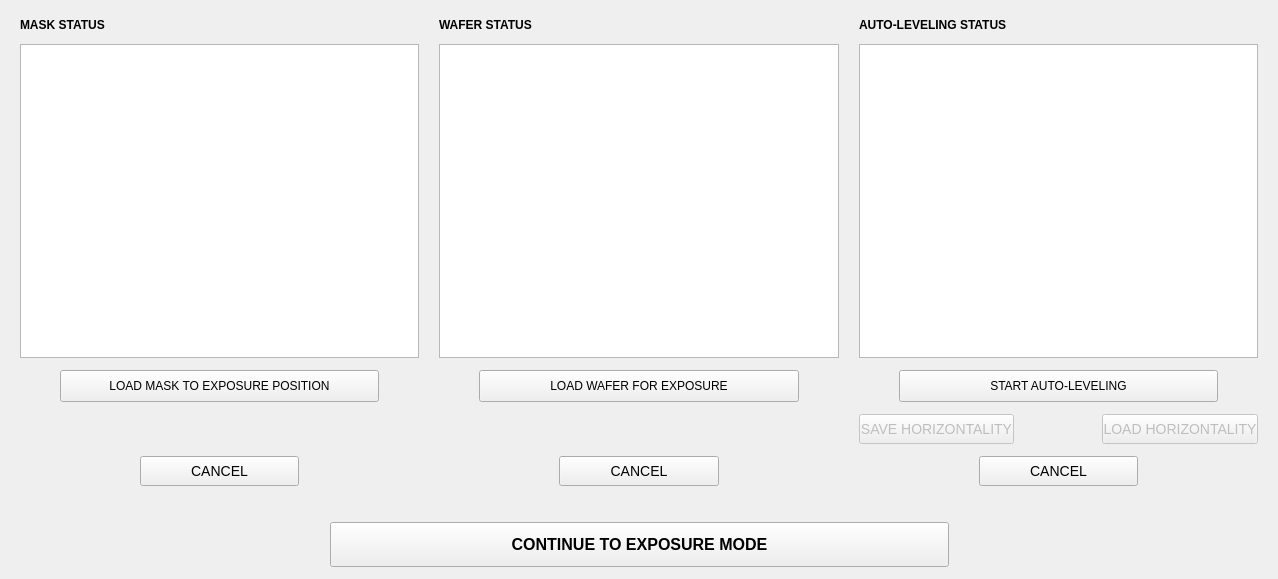
The window that apps/software/gui/Views/ExposureMenuView.ui (lainez12/KS3) describes before a commit, drawn with Qt 5.
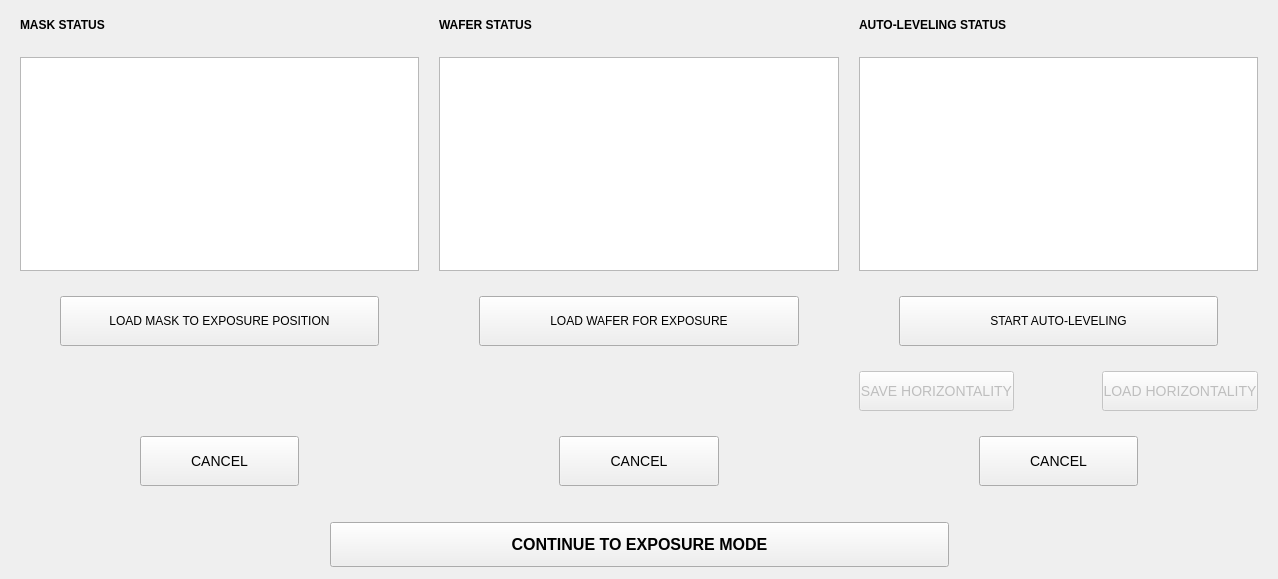
The same window after the commit. Icons and pictures are not drawn.

Commit message: Refactor UI components and enhance iconography

Patch:
```diff
--- a/apps/software/gui/Views/ExposureMenuView.ui
+++ b/apps/software/gui/Views/ExposureMenuView.ui
@@ -49,7 +49,7 @@
       <number>20</number>
      </property>
      <property name="verticalSpacing">
-      <number>12</number>
+      <number>25</number>
      </property>
      <item row="1" column="2">
       <widget class="QTextBrowser" name="autoLevelingModuleLogs">
@@ -205,6 +205,12 @@
            <verstretch>0</verstretch>
           </sizepolicy>
          </property>
+         <property name="minimumSize">
+          <size>
+           <width>0</width>
+           <height>40</height>
+          </size>
+         </property>
          <property name="font">
           <font>
            <pointsize>-1</pointsize>
@@ -283,6 +289,12 @@
            <verstretch>0</verstretch>
           </sizepolicy>
          </property>
+         <property name="minimumSize">
+          <size>
+           <width>0</width>
+           <height>40</height>
+          </size>
+         </property>
          <property name="font">
           <font>
            <pointsize>-1</pointsize>
@@ -325,6 +337,12 @@
          <property name="sizeType">
           <enum>QSizePolicy::Policy::Preferred</enum>
          </property>
+         <property name="sizeHint" stdset="0">
+          <size>
+           <width>0</width>
+           <height>0</height>
+          </size>
+         </property>
         </spacer>
        </item>
        <item>
@@ -338,6 +356,12 @@
            <verstretch>0</verstretch>
           </sizepolicy>
          </property>
+         <property name="minimumSize">
+          <size>
+           <width>0</width>
+           <height>50</height>
+          </size>
+         </property>
          <property name="styleSheet">
           <string notr="true">padding: 8px;</string>
          </property>
@@ -408,6 +432,12 @@
            <verstretch>0</verstretch>
           </sizepolicy>
          </property>
+         <property name="minimumSize">
+          <size>
+           <width>0</width>
+           <height>50</height>
+          </size>
+         </property>
          <property name="styleSheet">
           <string notr="true">padding: 8px;</string>
          </property>
@@ -475,6 +505,12 @@
            <verstretch>0</verstretch>
           </sizepolicy>
          </property>
+         <property name="minimumSize">
+          <size>
+           <width>0</width>
+           <height>50</height>
+          </size>
+         </property>
          <property name="styleSheet">
           <string notr="true">padding: 8px;</string>
          </property>
@@ -527,6 +563,12 @@
        </item>
        <item>
         <widget class="QPushButton" name="maskModuleCancelBtn">
+         <property name="minimumSize">
+          <size>
+           <width>0</width>
+           <height>50</height>
+          </size>
+         </property>
          <property name="font">
           <font>
            <pointsize>-1</pointsize>
@@ -583,6 +625,12 @@
        </item>
        <item>
         <widget class="QPushButton" name="waferModuleCancelBtn">
+         <property name="minimumSize">
+          <size>
+           <width>0</width>
+           <height>50</height>
+          </size>
+         </property>
          <property name="font">
           <font>
            <pointsize>-1</pointsize>
@@ -639,6 +687,12 @@
        </item>
        <item>
         <widget class="QPushButton" name="autolevelModuleCancelBtn">
+         <property name="minimumSize">
+          <size>
+           <width>0</width>
+           <height>50</height>
+          </size>
+         </property>
          <property name="font">
           <font>
            <pointsize>-1</pointsize>
```
Left out of the diff: 18 changed lines with no effect on the pictures. The commit also changes 7 other files.
